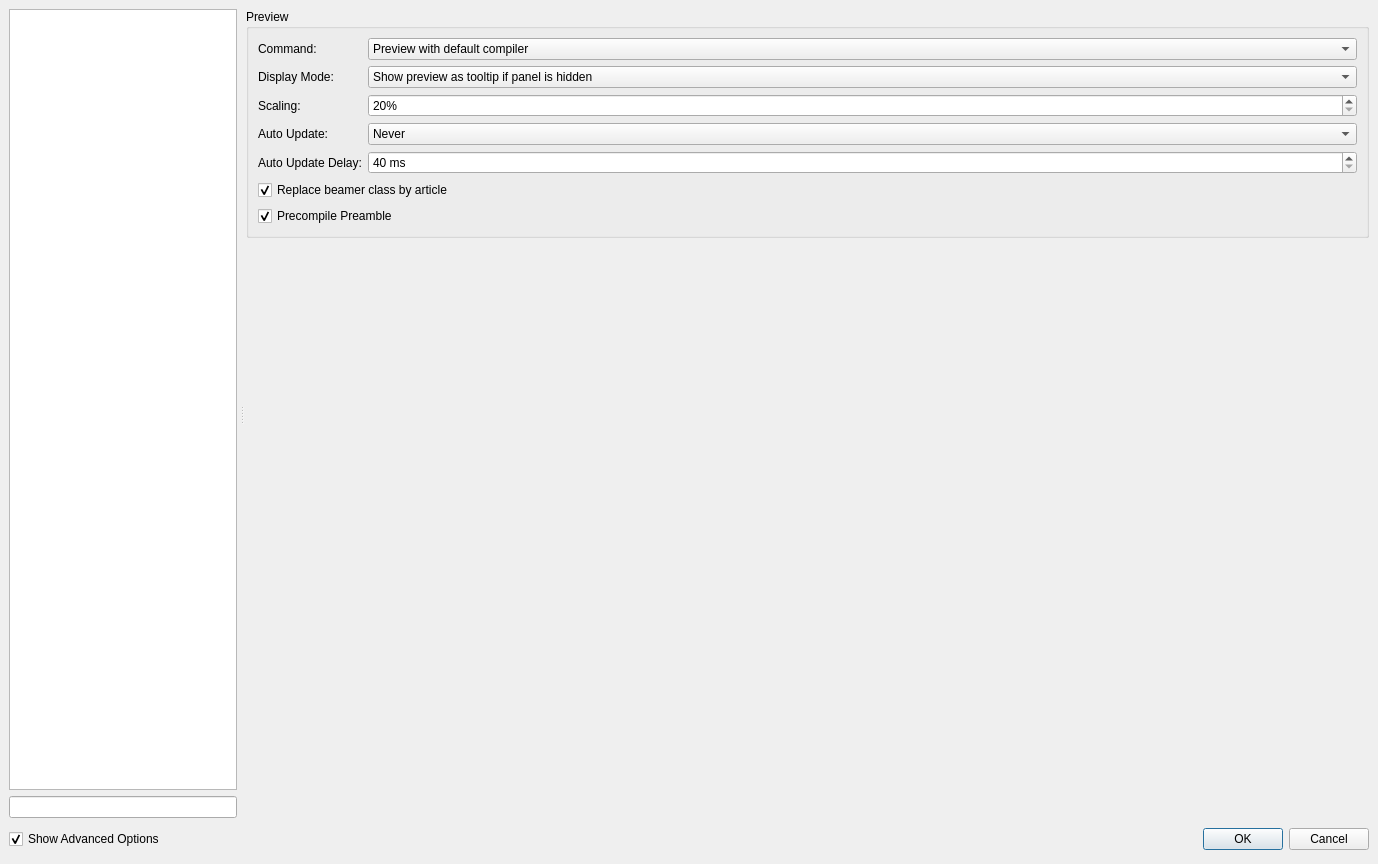
Before: the Qt Designer form src/configdialog.ui in texstudio-org/texstudio, drawn with Qt 5.
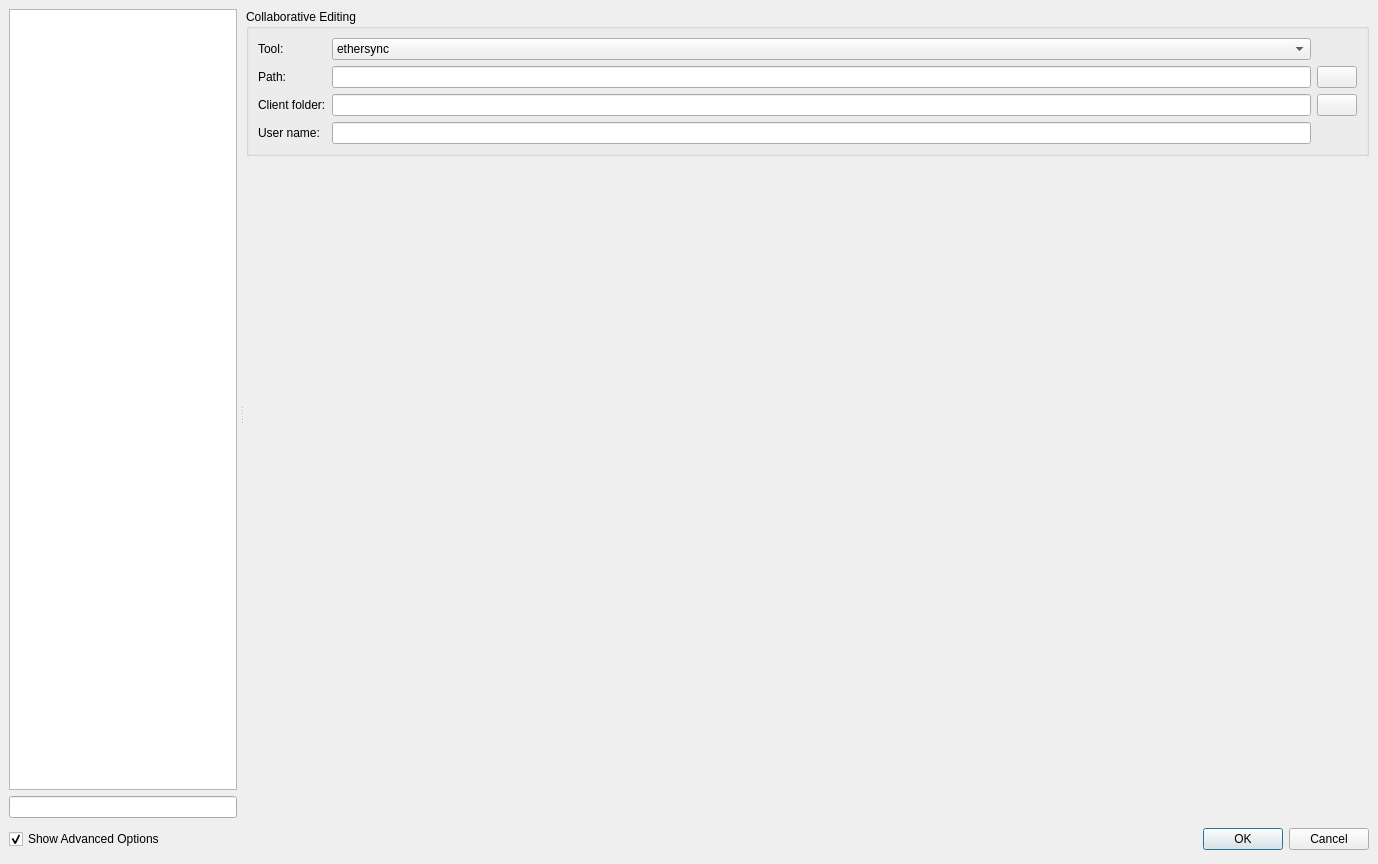
After: the same form once the commit is applied. Icons and pictures are not drawn.

```diff
--- a/src/configdialog.ui
+++ b/src/configdialog.ui
@@ -13,7 +13,7 @@
   <property name="windowTitle">
    <string>Configure TeXstudio</string>
   </property>
-  <layout class="QGridLayout">
+  <layout class="QVBoxLayout" name="verticalLayout_19">
    <property name="leftMargin">
     <number>9</number>
    </property>
@@ -26,13 +26,7 @@
    <property name="bottomMargin">
     <number>9</number>
    </property>
-   <property name="horizontalSpacing">
-    <number>12</number>
-   </property>
-   <property name="verticalSpacing">
-    <number>6</number>
-   </property>
-   <item row="0" column="0">
+   <item>
     <widget class="QSplitter" name="mainSplitter">
      <property name="orientation">
       <enum>Qt::Orientation::Horizontal</enum>
@@ -111,7 +105,7 @@
           </size>
          </property>
          <property name="currentIndex">
-          <number>12</number>
+          <number>16</number>
          </property>
          <widget class="QWidget" name="pageGeneral">
           <layout class="QVBoxLayout">
@@ -4013,8 +4007,8 @@
                <rect>
                 <x>0</x>
                 <y>0</y>
-                <width>1146</width>
-                <height>458</height>
+                <width>429</width>
+                <height>274</height>
                </rect>
               </property>
               <layout class="QVBoxLayout" name="verticalLayout_13">
@@ -5007,13 +5001,127 @@
            </item>
           </layout>
          </widget>
+         <widget class="QWidget" name="pageCollaborativeEdit">
+          <layout class="QGridLayout">
+           <property name="leftMargin">
+            <number>0</number>
+           </property>
+           <property name="topMargin">
+            <number>0</number>
+           </property>
+           <property name="rightMargin">
+            <number>0</number>
+           </property>
+           <property name="bottomMargin">
+            <number>0</number>
+           </property>
+           <property name="spacing">
+            <number>6</number>
+           </property>
+           <item row="0" column="0">
+            <widget class="QGroupBox" name="groupBox_collab">
+             <property name="title">
+              <string>Collaborative Editing</string>
+             </property>
+             <layout class="QGridLayout">
+              <item row="0" column="0">
+               <widget class="QLabel" name="label_collabTool">
+                <property name="text">
+                 <string>Tool:</string>
+                </property>
+               </widget>
+              </item>
+              <item row="1" column="0">
+               <widget class="QLabel" name="labelFamily_collabPath">
+                <property name="text">
+                 <string>Path:</string>
+                </property>
+               </widget>
+              </item>
+              <item row="2" column="0">
+               <widget class="QLabel" name="label_collabFolder">
+                <property name="text">
+                 <string>Client folder:</string>
+                </property>
+               </widget>
+              </item>
+              <item row="0" column="2">
+               <widget class="QComboBox" name="comboBoxCollaborativeTool">
+                <property name="editable">
+                 <bool>false</bool>
+                </property>
+                <item>
+                 <property name="text">
+                  <string>ethersync</string>
+                 </property>
+                </item>
+               </widget>
+              </item>
+              <item row="2" column="2">
+               <widget class="QLineEdit" name="lineEditCollaborativeClientFolder"/>
+              </item>
+              <item row="1" column="3">
+               <widget class="QPushButton" name="pbSelectCollaborativeToolPath">
+                <property name="text">
+                 <string/>
+                </property>
+                <property name="icon">
+                 <iconset theme="QIcon::ThemeIcon::DocumentOpen"/>
+                </property>
+               </widget>
+              </item>
+              <item row="2" column="3">
+               <widget class="QPushButton" name="pbSelectClientFolder">
+                <property name="text">
+                 <string/>
+                </property>
+                <property name="icon">
+                 <iconset theme="QIcon::ThemeIcon::FolderOpen"/>
+                </property>
+               </widget>
+              </item>
+              <item row="1" column="2">
+               <widget class="QLineEdit" name="lineEditCollaborativeToolPath">
+                <property name="editable" stdset="0">
+                 <bool>true</bool>
+                </property>
+               </widget>
+              </item>
+              <item row="3" column="2">
+               <widget class="QLineEdit" name="lineEditCollaborativeUserName"/>
+              </item>
+              <item row="3" column="0">
+               <widget class="QLabel" name="label_93">
+                <property name="text">
+                 <string>User name:</string>
+                </property>
+               </widget>
+              </item>
+             </layout>
+            </widget>
+           </item>
+           <item row="1" column="0">
+            <spacer name="verticalSpacer_collab">
+             <property name="orientation">
+              <enum>Qt::Orientation::Vertical</enum>
+             </property>
+             <property name="sizeHint" stdset="0">
+              <size>
+               <width>20</width>
+               <height>40</height>
+              </size>
+             </property>
+            </spacer>
+           </item>
+          </layout>
+         </widget>
         </widget>
        </item>
       </layout>
      </widget>
     </widget>
    </item>
-   <item row="1" column="0">
+   <item>
     <layout class="QGridLayout">
      <item row="2" column="0" colspan="2">
       <layout class="QHBoxLayout">
```
Left out of the diff: 26 changed lines with no effect on the pictures.
